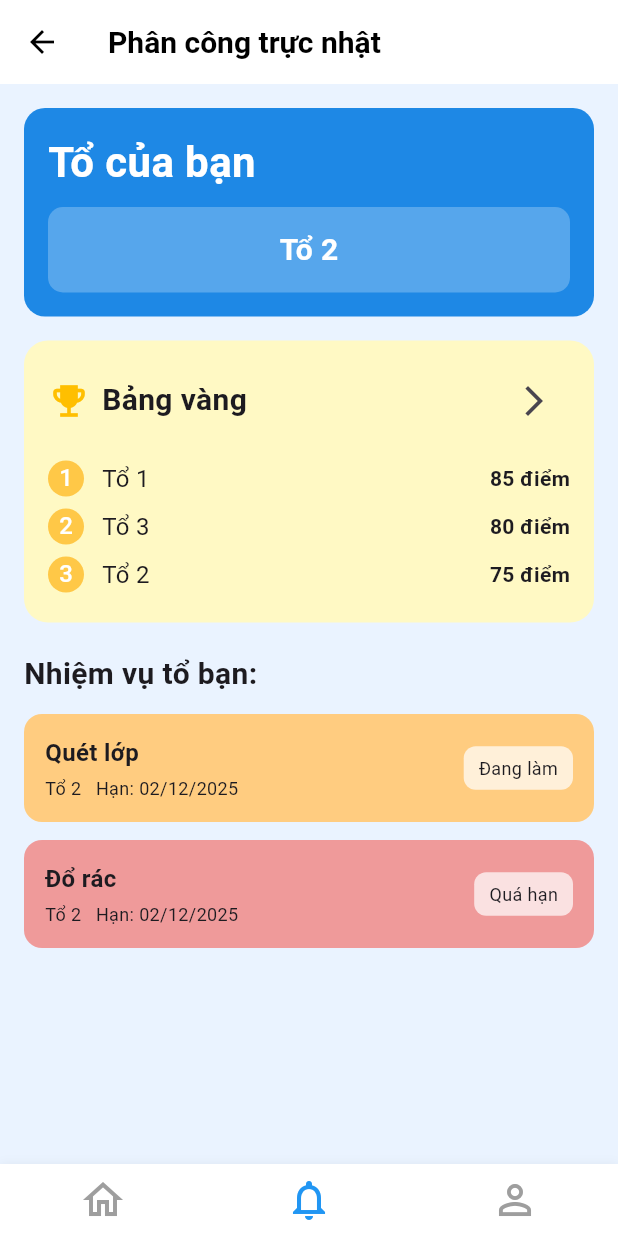
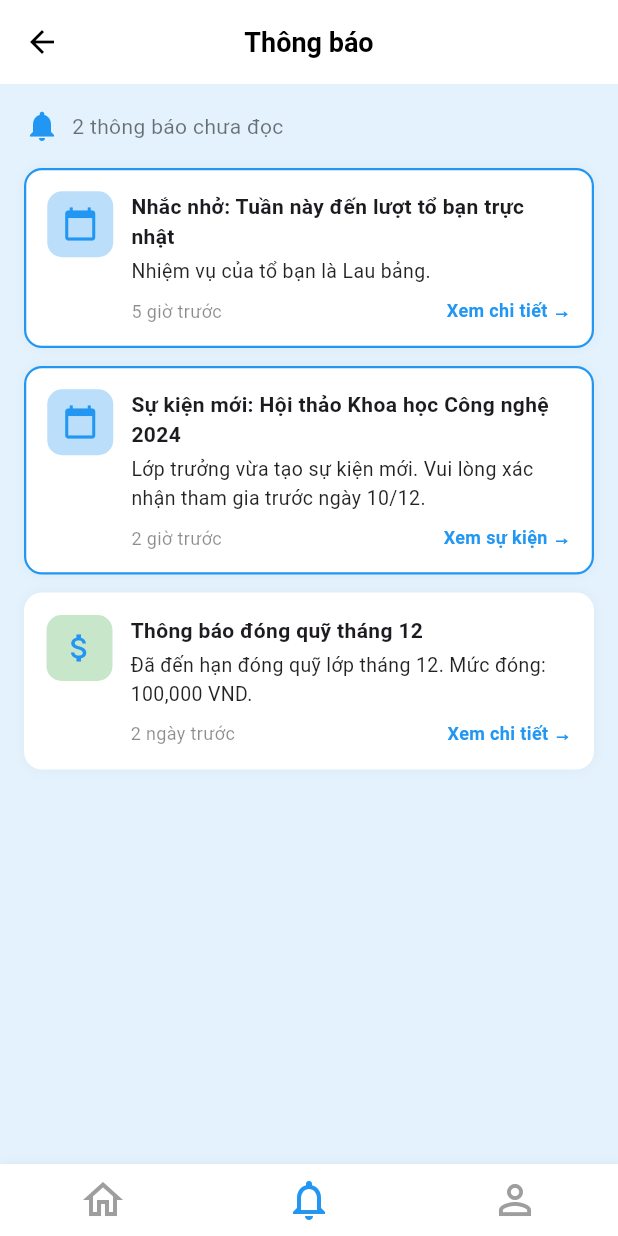
Before and after one commit to JetXikaQuynh/classpall_flutter, a Flutter app: the AdminDashboard screen opened by its route, item 2 of the bottom bar chosen, on a phone screen of 412 x 824 dp. Run offline on Flutter 3.47's test engine with Material 3 defaults, Android fonts, the phone set to English and light mode, and no system bars; our stand-ins replace firebase_core; accounts and stored records are empty.

Commit message:
feature/duty up UI notifications

```diff
--- a/lib/routes/app_pages.dart
+++ b/lib/routes/app_pages.dart
@@ -27,11 +27,13 @@ import 'package:classpall_flutter/screens/profile/personal_profile_screen.dart';
 import 'package:classpall_flutter/screens/profile/edit_profile_screen.dart';
 import 'package:classpall_flutter/screens/profile/permission_screen.dart';
 
+//Notification
+import 'package:classpall_flutter/screens/notifications.dart';
+
 import 'app_routes.dart';
 
 class AppPages {
   static final Map<String, WidgetBuilder> routes = {
-    // Home (tạm thời dùng splash, sau merge team sẽ có home thật)
     AppRoutes.home: (_) => const SplashScreen(),
 
     //
@@ -60,5 +62,8 @@ class AppPages {
     // Member
     AppRoutes.memberEventList: (_) => const MemberEventListPage(),
     AppRoutes.memberEventDetail: (_) => const MemberEventDetailPage(),
+
+    //Notification
+    AppRoutes.notification: (_) => const NotificationsScreen(),
   };
 }
--- a/lib/routes/app_routes.dart
+++ b/lib/routes/app_routes.dart
@@ -13,10 +13,8 @@ class AppRoutes {
   static const editProfile = '/edit-profile';
   static const permission = '/permission';
 
-  // Dialogs
-  static const addTeamDialog = '/add-team-dialog';
-  static const deleteTeamDialog = '/delete-team-dialog';
-  static const confirmDutyDialog = '/confirm-duty-dialog';
+  //Notification
+  static const notification = '/notification';
 
   // Auth + Dashboard
   static const splash = '/splash';
@@ -24,7 +22,7 @@ class AppRoutes {
   static const adminDashboard = '/admin-dashboard';
   static const memberDashboard = '/member-dashboard';
 
- // ================= EVENT MODULE =================
+  // ================= EVENT MODULE =================
 
   // Admin
   static const adminEventList = '/admin-event-list';
@@ -34,6 +32,4 @@ class AppRoutes {
   // Member
   static const memberEventList = '/member-event-list';
   static const memberEventDetail = '/member-event-detail';
-
-
 }
--- a/lib/screens/dashboard/admin_dashboard.dart
+++ b/lib/screens/dashboard/admin_dashboard.dart
@@ -1,5 +1,6 @@
 import 'package:flutter/material.dart';
 import 'package:classpall_flutter/widgets/custom_bottom_bar.dart'; // import bottom bar
+import 'package:classpall_flutter/routes/app_routes.dart';
 
 class AdminDashboard extends StatefulWidget {
   const AdminDashboard({super.key});
@@ -69,7 +70,9 @@ class _AdminDashboardState extends State<AdminDashboard> {
               Colors.orangeAccent,
               'Phân công trực nhật',
               'Quản lý trực nhật và nhiệm vụ',
-              () {},
+              () {
+                Navigator.pushNamed(context, AppRoutes.memberDashboardDuty);
+              },
             ),
             const SizedBox(height: 16),
             _buildCard(
--- a/lib/screens/dashboard/member_dashboard.dart
+++ b/lib/screens/dashboard/member_dashboard.dart
@@ -1,5 +1,6 @@
 import 'package:flutter/material.dart';
-import 'package:classpall_flutter/widgets/custom_bottom_bar.dart'; // import bottom bar
+import 'package:classpall_flutter/widgets/custom_bottom_bar.dart';
+import 'package:classpall_flutter/routes/app_routes.dart';
 
 class MemberDashboard extends StatefulWidget {
   const MemberDashboard({super.key});
@@ -69,7 +70,9 @@ class _MemberDashboardState extends State<MemberDashboard> {
               Colors.orangeAccent,
               'Nhiệm vụ của tôi',
               'Xem nhiệm vụ được giao',
-              () {},
+              () {
+                Navigator.pushNamed(context, AppRoutes.memberDashboardDuty);
+              },
             ),
             const SizedBox(height: 16),
             _buildCard(
--- a/lib/screens/duty/member_dashboard_duty.dart
+++ b/lib/screens/duty/member_dashboard_duty.dart
@@ -30,7 +30,6 @@ class MemberDashboardDuty extends StatelessWidget {
       ),
 
       bottomNavigationBar: const CustomBottomBar(currentIndex: 1),
-
       body: SingleChildScrollView(
         padding: const EdgeInsets.all(16),
         child: Column(
--- /dev/null
+++ b/lib/screens/notifications.dart
@@ -0,0 +1,185 @@
+import 'package:flutter/material.dart';
+import '../widgets/custom_bottom_bar.dart';
+import '../routes/app_routes.dart';
+
+class NotificationsScreen extends StatelessWidget {
+  const NotificationsScreen({super.key});
+
+  @override
+  Widget build(BuildContext context) {
+    return Scaffold(
+      backgroundColor: Colors.blue.shade50,
+
+      appBar: AppBar(
+        backgroundColor: Colors.white,
+        elevation: 0,
+        centerTitle: true,
+        title: const Text(
+          "Thông báo",
+          style: TextStyle(
+            fontSize: 18,
+            fontWeight: FontWeight.bold,
+            color: Colors.black,
+          ),
+        ),
+        leading: IconButton(
+          icon: const Icon(Icons.arrow_back, color: Colors.black),
+          onPressed: () => Navigator.pop(context),
+        ),
+      ),
+
+      body: SingleChildScrollView(
+        padding: const EdgeInsets.all(16),
+        child: Column(
+          crossAxisAlignment: CrossAxisAlignment.start,
+          children: [
+            /// -------- HEADER --------
+            Row(
+              children: const [
+                Icon(Icons.notifications, color: Colors.blue),
+                SizedBox(width: 8),
+                Text(
+                  "2 thông báo chưa đọc",
+                  style: TextStyle(fontSize: 14, color: Colors.black54),
+                ),
+              ],
+            ),
+
+            const SizedBox(height: 16),
+
+            /// -------- NOTIFICATION LIST --------
+            _NotificationCard(
+              icon: Icons.calendar_today,
+              iconBg: Colors.blue.shade100,
+              title: "Nhắc nhở: Tuần này đến lượt tổ bạn trực nhật",
+              content: "Nhiệm vụ của tổ bạn là Lau bảng.",
+              time: "5 giờ trước",
+              actionText: "Xem chi tiết →",
+              isUnread: true,
+            ),
+
+            _NotificationCard(
+              icon: Icons.calendar_today,
+              iconBg: Colors.blue.shade100,
+              title: "Sự kiện mới: Hội thảo Khoa học Công nghệ 2024",
+              content:
+                  "Lớp trưởng vừa tạo sự kiện mới. Vui lòng xác nhận tham gia trước ngày 10/12.",
+              time: "2 giờ trước",
+              actionText: "Xem sự kiện →",
+              isUnread: true,
+            ),
+
+            _NotificationCard(
+              icon: Icons.attach_money,
+              iconBg: Colors.green.shade100,
+              title: "Thông báo đóng quỹ tháng 12",
+              content:
+                  "Đã đến hạn đóng quỹ lớp tháng 12. Mức đóng: 100,000 VND.",
+              time: "2 ngày trước",
+              actionText: "Xem chi tiết →",
+              isUnread: false,
+            ),
+          ],
+        ),
+      ),
+
+      bottomNavigationBar: const CustomBottomBar(currentIndex: 1),
+    );
+  }
+}
+
+class _NotificationCard extends StatelessWidget {
+  final IconData icon;
+  final Color iconBg;
+  final String title;
+  final String content;
+  final String time;
+  final String actionText;
+  final bool isUnread;
+
+  const _NotificationCard({
+    required this.icon,
+    required this.iconBg,
+    required this.title,
+    required this.content,
+    required this.time,
+    required this.actionText,
+    required this.isUnread,
+  });
+
+  @override
+  Widget build(BuildContext context) {
+    return Container(
+      margin: const EdgeInsets.only(bottom: 12),
+      padding: const EdgeInsets.all(14),
+      decoration: BoxDecoration(
+        color: Colors.white,
+        borderRadius: BorderRadius.circular(12),
+        border: isUnread
+            ? Border.all(color: Colors.blue, width: 1.5)
+            : Border.all(color: Colors.transparent),
+        boxShadow: [
+          BoxShadow(color: Colors.black.withOpacity(0.04), blurRadius: 6),
+        ],
+      ),
+      child: Row(
+        crossAxisAlignment: CrossAxisAlignment.start,
+        children: [
+          /// ICON
+          Container(
+            padding: const EdgeInsets.all(10),
+            decoration: BoxDecoration(
+              color: iconBg,
+              borderRadius: BorderRadius.circular(10),
+            ),
+            child: Icon(icon, color: Colors.blue),
+          ),
+
+          const SizedBox(width: 12),
+
+          /// CONTENT
+          Expanded(
+            child: Column(
+              crossAxisAlignment: CrossAxisAlignment.start,
+              children: [
+                Text(
+                  title,
+                  style: const TextStyle(
+                    fontWeight: FontWeight.bold,
+                    fontSize: 14,
+                  ),
+                ),
+                const SizedBox(height: 4),
+                Text(
+                  content,
+                  style: const TextStyle(fontSize: 13, color: Colors.black87),
+                ),
+                const SizedBox(height: 8),
+                Row(
+                  mainAxisAlignment: MainAxisAlignment.spaceBetween,
+                  children: [
+                    Text(
+                      time,
+                      style: const TextStyle(
+                        fontSize: 12,
+                        color: Colors.black45,
+                      ),
+                    ),
+                    Text(
+                      actionText,
+                      style: const TextStyle(
+                        fontSize: 12,
+                        color: Colors.blue,
+                        fontWeight: FontWeight.w600,
+                      ),
+                    ),
+                  ],
+                ),
+              ],
+            ),
+          ),
+        ],
+      ),
+    );
+  }
+}
--- a/lib/widgets/custom_bottom_bar.dart
+++ b/lib/widgets/custom_bottom_bar.dart
@@ -24,14 +24,13 @@ class CustomBottomBar extends StatelessWidget {
             Icons.home_outlined,
             0,
             AppRoutes
-                .adminDashboardDuty, //tạm thời, sau thay bằng màn home dashboard
+                .adminDashboard, //tạm thời, sau thay bằng màn home dashboard
           ),
           _buildIcon(
             context,
             Icons.notifications_outlined,
             1,
-            AppRoutes
-                .memberDashboardDuty, //sau thay bằng màn thông báo vì chưa có UI màn này
+            AppRoutes.notification,
           ),
           _buildIcon(
             context,
```
Also changed, not shown: lib/widgets/duty_card.dart (deleted).
